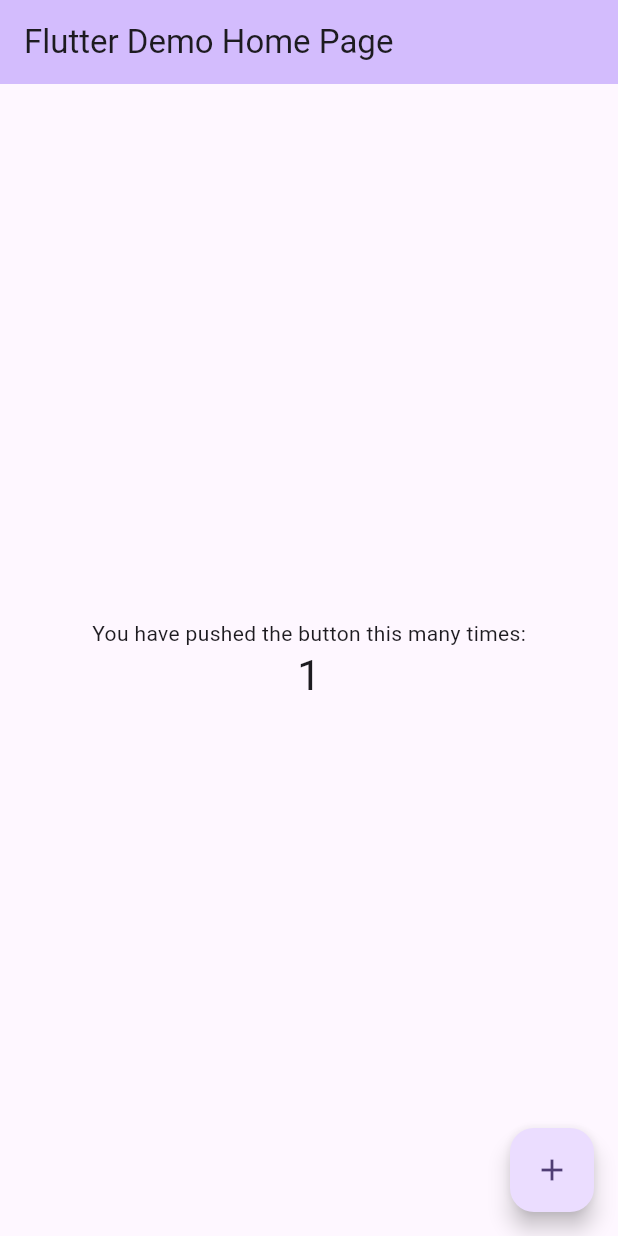
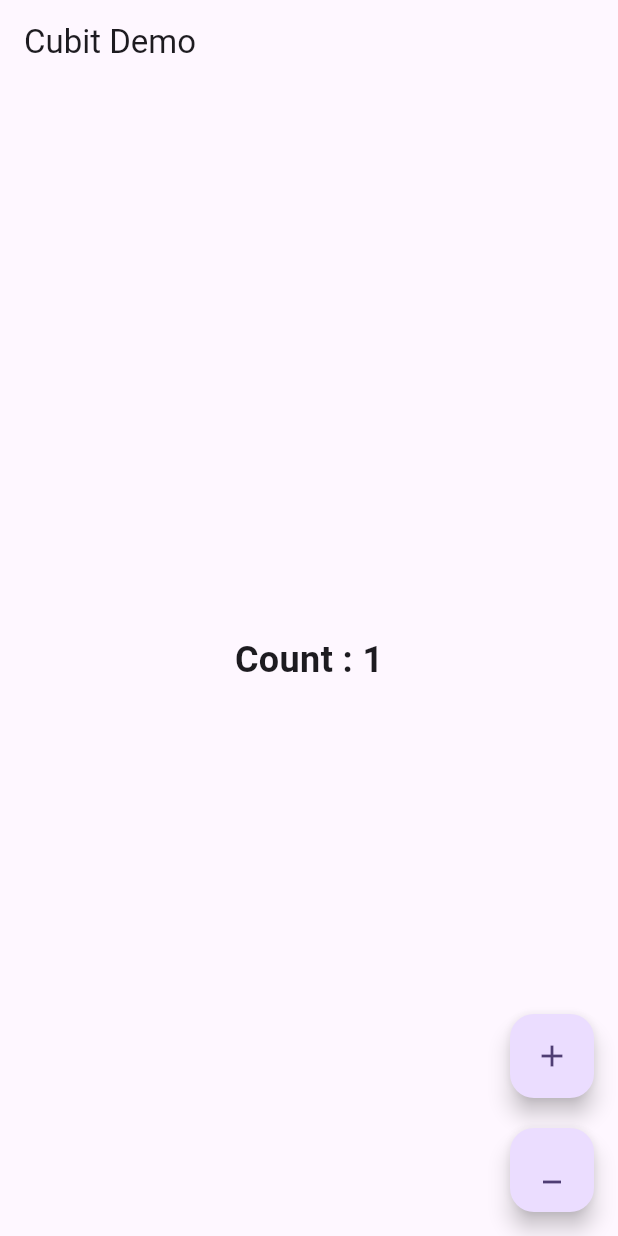
Before and after one commit to SunilPdl/flutter-Bloc, a Flutter app: the screen it shows after launch, after a tap on the "add" icon, on a phone screen of 412 x 824 dp. Run offline on Flutter 3.47's test engine with Material 3 defaults, Android fonts, the phone set to English and light mode, and no system bars; our stand-ins replace flutter_bloc.

Commit message:
add : blocProvider

```diff
--- a/flutter_counter_bloc/lib/main.dart
+++ b/flutter_counter_bloc/lib/main.dart
@@ -1,125 +1,28 @@
 import 'package:flutter/material.dart';
+import 'package:flutter_bloc/flutter_bloc.dart';
+import 'package:flutter_counter_bloc/cubit/counter_cubit.dart';
+import 'package:flutter_counter_bloc/screens/home_screen.dart';
 
 void main() {
   runApp(const MyApp());
 }
 
 class MyApp extends StatelessWidget {
-  const MyApp({super.key});
+  const MyApp({Key? key}) : super(key: key);
 
-  // This widget is the root of your application.
   @override
   Widget build(BuildContext context) {
-    return MaterialApp(
-      title: 'Flutter Demo',
-      theme: ThemeData(
-        // This is the theme of your application.
-        //
-        // TRY THIS: Try running your application with "flutter run". You'll see
-        // the application has a purple toolbar. Then, without quitting the app,
-        // try changing the seedColor in the colorScheme below to Colors.green
-        // and then invoke "hot reload" (save your changes or press the "hot
-        // reload" button in a Flutter-supported IDE, or press "r" if you used
-        // the command line to start the app).
-        //
-        // Notice that the counter didn't reset back to zero; the application
-        // state is not lost during the reload. To reset the state, use hot
-        // restart instead.
-        //
-        // This works for code too, not just values: Most code changes can be
-        // tested with just a hot reload.
-        colorScheme: ColorScheme.fromSeed(seedColor: Colors.deepPurple),
-        useMaterial3: true,
+    return BlocProvider<CounterCubit>(
+      create: (_) => CounterCubit(),
+      child: MaterialApp(
+        debugShowCheckedModeBanner: false,
+        title: 'Flutter Demo',
+        theme: ThemeData(
+          colorScheme: ColorScheme.fromSeed(seedColor: Colors.deepPurple),
+          useMaterial3: true,
+        ),
+        home: const MyHomePage(title: 'Cubit Demo'),
       ),
-      home: const MyHomePage(title: 'Flutter Demo Home Page'),
     );
   }
 }
-
-class MyHomePage extends StatefulWidget {
-  const MyHomePage({super.key, required this.title});
-
-  // This widget is the home page of your application. It is stateful, meaning
-  // that it has a State object (defined below) that contains fields that affect
-  // how it looks.
-
-  // This class is the configuration for the state. It holds the values (in this
-  // case the title) provided by the parent (in this case the App widget) and
-  // used by the build method of the State. Fields in a Widget subclass are
-  // always marked "final".
-
-  final String title;
-
-  @override
-  State<MyHomePage> createState() => _MyHomePageState();
-}
-
-class _MyHomePageState extends State<MyHomePage> {
-  int _counter = 0;
-
-  void _incrementCounter() {
-    setState(() {
-      // This call to setState tells the Flutter framework that something has
-      // changed in this State, which causes it to rerun the build method below
-      // so that the display can reflect the updated values. If we changed
-      // _counter without calling setState(), then the build method would not be
-      // called again, and so nothing would appear to happen.
-      _counter++;
-    });
-  }
-
-  @override
-  Widget build(BuildContext context) {
-    // This method is rerun every time setState is called, for instance as done
-    // by the _incrementCounter method above.
-    //
-    // The Flutter framework has been optimized to make rerunning build methods
-    // fast, so that you can just rebuild anything that needs updating rather
-    // than having to individually change instances of widgets.
-    return Scaffold(
-      appBar: AppBar(
-        // TRY THIS: Try changing the color here to a specific color (to
-        // Colors.amber, perhaps?) and trigger a hot reload to see the AppBar
-        // change color while the other colors stay the same.
-        backgroundColor: Theme.of(context).colorScheme.inversePrimary,
-        // Here we take the value from the MyHomePage object that was created by
-        // the App.build method, and use it to set our appbar title.
-        title: Text(widget.title),
-      ),
-      body: Center(
-        // Center is a layout widget. It takes a single child and positions it
-        // in the middle of the parent.
-        child: Column(
-          // Column is also a layout widget. It takes a list of children and
-          // arranges them vertically. By default, it sizes itself to fit its
-          // children horizontally, and tries to be as tall as its parent.
-          //
-          // Column has various properties to control how it sizes itself and
-          // how it positions its children. Here we use mainAxisAlignment to
-          // center the children vertically; the main axis here is the vertical
-          // axis because Columns are vertical (the cross axis would be
-          // horizontal).
-          //
-          // TRY THIS: Invoke "debug painting" (choose the "Toggle Debug Paint"
-          // action in the IDE, or press "p" in the console), to see the
-          // wireframe for each widget.
-          mainAxisAlignment: MainAxisAlignment.center,
-          children: <Widget>[
-            const Text(
-              'You have pushed the button this many times:',
-            ),
-            Text(
-              '$_counter',
-              style: Theme.of(context).textTheme.headlineMedium,
-            ),
-          ],
-        ),
-      ),
-      floatingActionButton: FloatingActionButton(
-        onPressed: _incrementCounter,
-        tooltip: 'Increment',
-        child: const Icon(Icons.add),
-      ), // This trailing comma makes auto-formatting nicer for build methods.
-    );
-  }
-}
```
